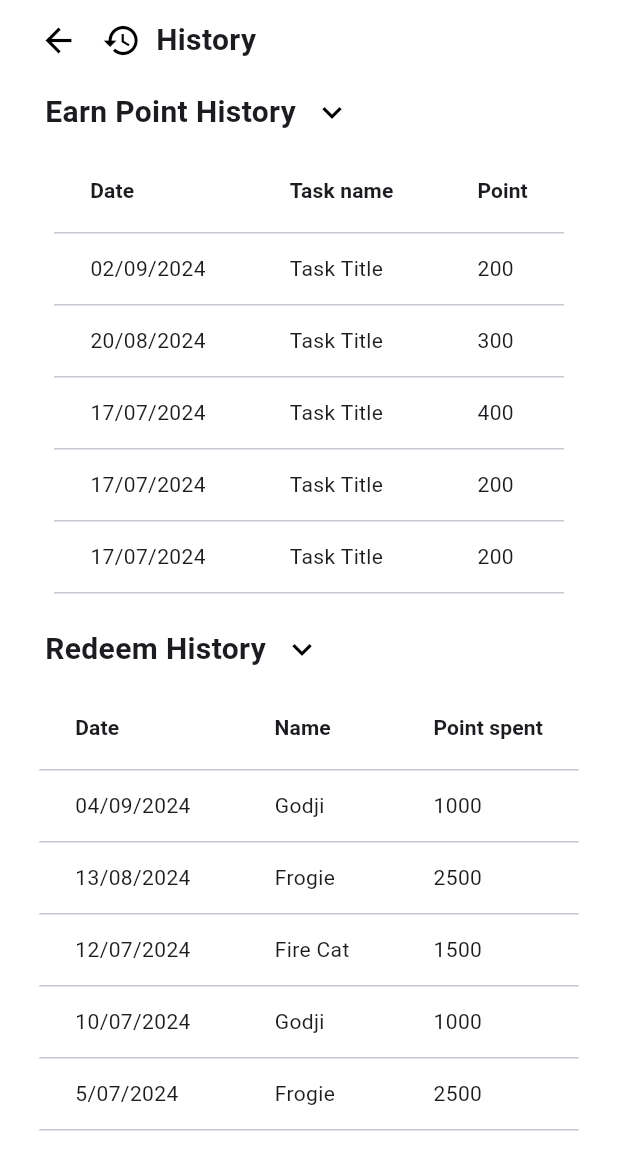
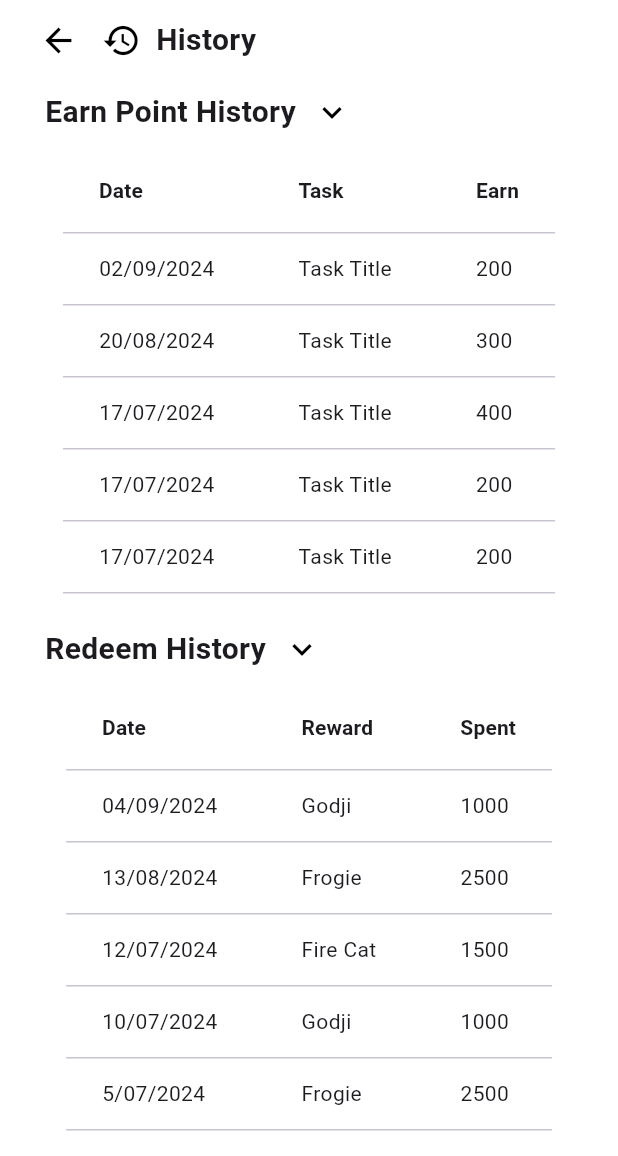
Before and after one commit to MethasakTKL/GoalQuest-Frontend, a Flutter app: the RedeemHistoryPage screen opened by its route, on a phone screen of 412 x 824 dp, the part 80-1236 px from its top. Run offline on Flutter 3.47's test engine with Material 3 defaults, Android fonts, the phone set to English and light mode, and no system bars.

Commit message:
Scrollable in redeem history

```diff
--- a/lib/pages/profile/redeem_history_page.dart
+++ b/lib/pages/profile/redeem_history_page.dart
@@ -53,7 +53,7 @@ class _RedeemHistoryPageState extends State<RedeemHistoryPage> {
         ),
         automaticallyImplyLeading: false, // ปิดปุ่ม Back
       ),
-      body: SafeArea(
+      body: SingleChildScrollView(
         child: Padding(
           padding: const EdgeInsets.fromLTRB(15, 0, 15, 0),
           child: Center(
@@ -124,14 +124,14 @@ class _RedeemHistoryPageState extends State<RedeemHistoryPage> {
                           ),
                           DataColumn(
                             label: Text(
-                              'Task name',
+                              'Task',
                               style: TextStyle(
                                   fontSize: 14.0, fontWeight: FontWeight.bold),
                             ),
                           ),
                           DataColumn(
                             label: Text(
-                              'Point',
+                              'Earn',
                               style: TextStyle(
                                   fontSize: 14.0, fontWeight: FontWeight.bold),
                             ),
@@ -146,7 +146,8 @@ class _RedeemHistoryPageState extends State<RedeemHistoryPage> {
                                   DataCell(Text(history['point'].toString())),
                                 ],
                               ),
-                            ).toList(),
+                            )
+                            .toList(),
                       ),
                     ),
                   ),
@@ -189,14 +190,14 @@ class _RedeemHistoryPageState extends State<RedeemHistoryPage> {
                           ),
                           DataColumn(
                             label: Text(
-                              'Name',
+                              'Reward',
                               style: TextStyle(
                                   fontSize: 14.0, fontWeight: FontWeight.bold),
                             ),
                           ),
                           DataColumn(
                             label: Text(
-                              'Point spent',
+                              'Spent',
                               style: TextStyle(
                                   fontSize: 14.0, fontWeight: FontWeight.bold),
                             ),
@@ -211,7 +212,8 @@ class _RedeemHistoryPageState extends State<RedeemHistoryPage> {
                                   DataCell(Text(history['point'].toString())),
                                 ],
                               ),
-                            ).toList(),
+                            )
+                            .toList(),
                       ),
                     ),
                   ),
```
